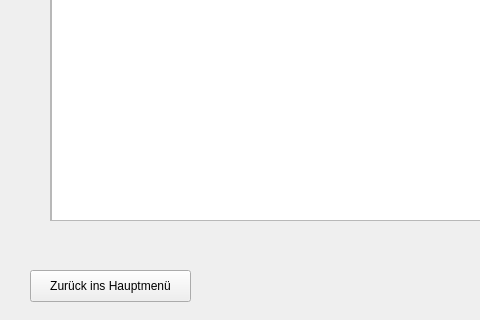
Qt form shownote.ui (as070700/Noteapp) before a commit; both pictures show x 0 to 480 and y 280 to 600 of the 800 by 600 pixel window.
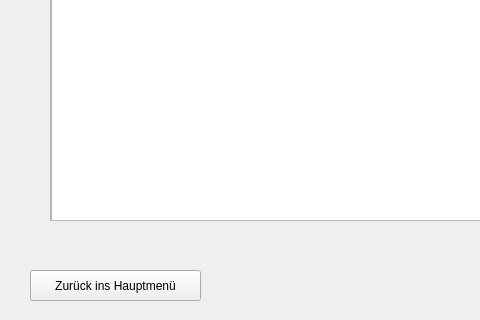
The same form after that commit. Icons and pictures are not drawn.

Patch:
```diff
--- a/shownote.ui
+++ b/shownote.ui
@@ -83,8 +83,8 @@
     <rect>
      <x>30</x>
      <y>550</y>
-     <width>161</width>
-     <height>32</height>
+     <width>171</width>
+     <height>31</height>
     </rect>
    </property>
    <property name="text">
```
Left out of the diff: 12 changed lines with no effect on the pictures.
